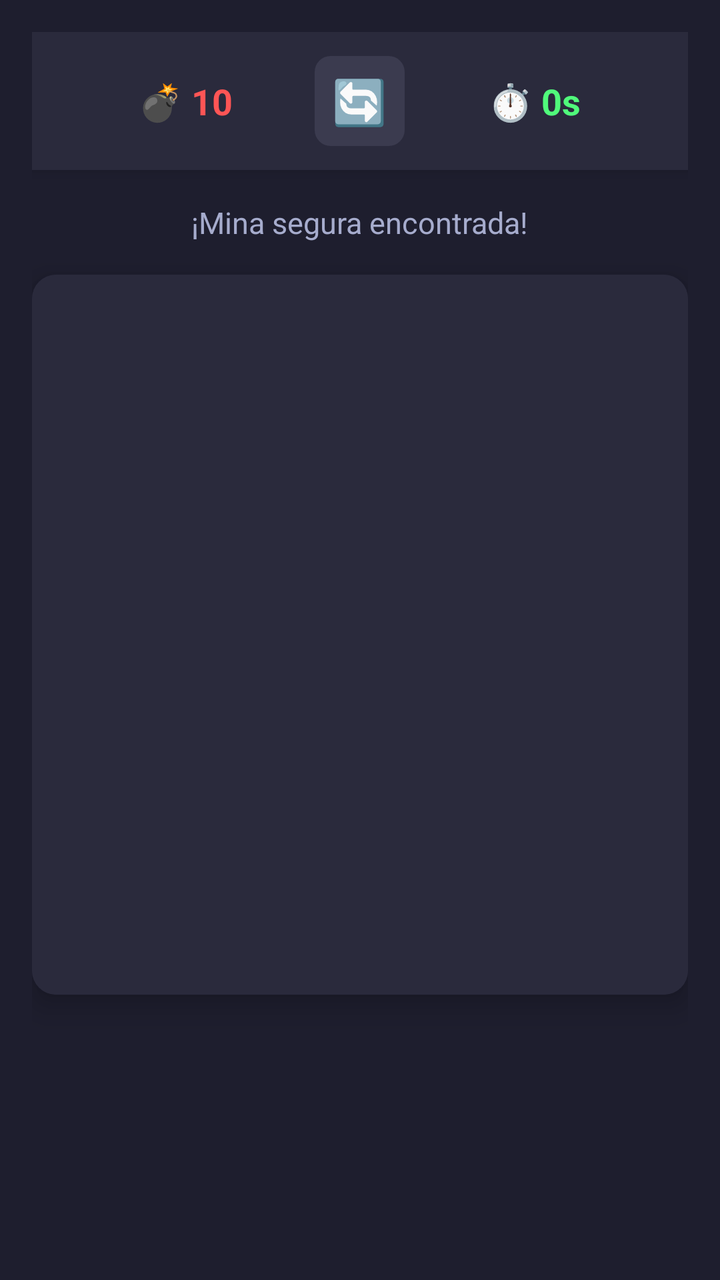
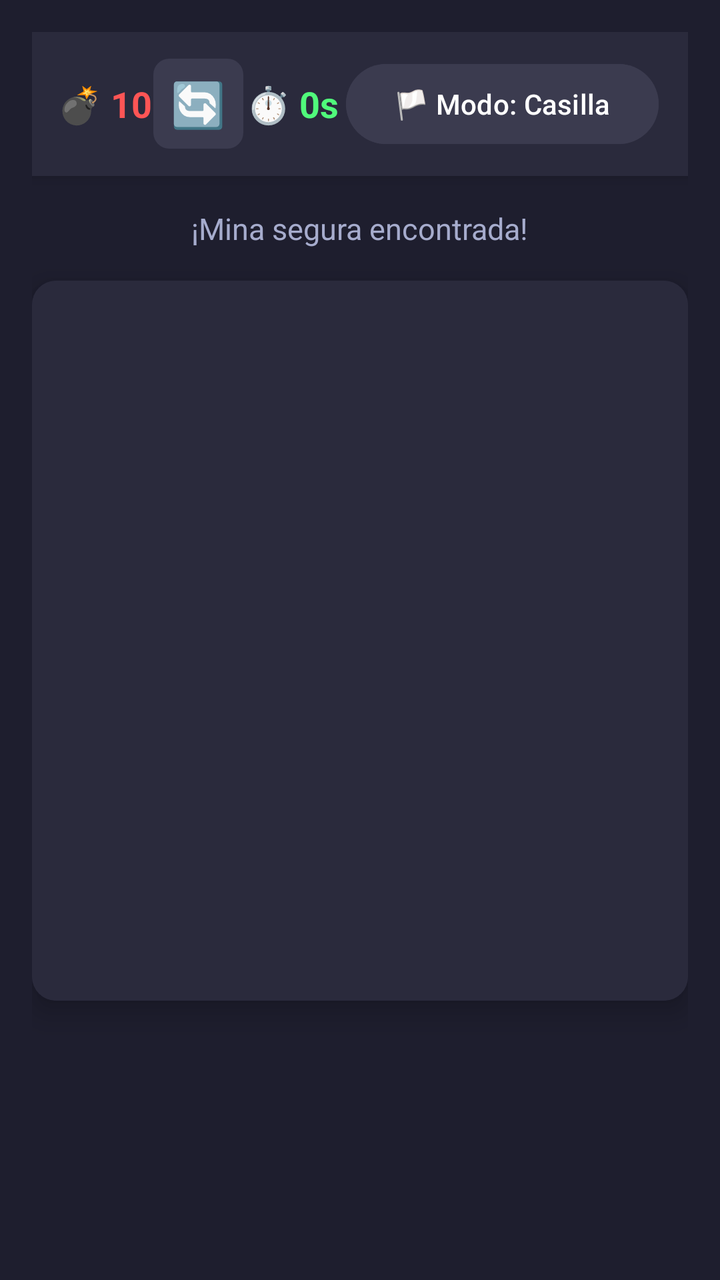

Before-and-after screenshots of an Android layout around one commit, followed by the original layout XML and the change that was made.
<!-- AndroidManifest.xml: application theme Theme.Minesweeperandroid -->
<!-- res/layout/activity_main.xml -->
<?xml version="1.0" encoding="utf-8"?>
<LinearLayout xmlns:android="http://schemas.android.com/apk/res/android"
    xmlns:app="http://schemas.android.com/apk/res-auto"
    android:layout_width="match_parent"
    android:layout_height="match_parent"
    android:orientation="vertical"
    android:gravity="center_horizontal"
    android:padding="16dp"
    android:background="#1E1E2E">


    <LinearLayout
        android:layout_width="match_parent"
        android:layout_height="wrap_content"
        android:orientation="horizontal"
        android:gravity="center_vertical"
        android:background="#2A2A3C"
        android:padding="12dp"
        android:layout_marginBottom="16dp"
        android:elevation="4dp">


        <TextView
            android:id="@+id/tvMines"
            android:layout_width="0dp"
            android:layout_height="wrap_content"
            android:layout_weight="1"
            android:text="💣 10"
            android:textColor="#FF5555"
            android:textSize="18sp"
            android:textStyle="bold"
            android:gravity="center"/>


        <TextView
            android:id="@+id/btnReset"
            android:layout_width="45dp"
            android:layout_height="45dp"
            android:text="🔄"
            android:textSize="22sp"
            android:gravity="center"
            android:background="@drawable/bg_reset_button"
            android:clickable="true"
            android:focusable="true"/>


        <TextView
            android:id="@+id/tvTimer"
            android:layout_width="0dp"
            android:layout_height="wrap_content"
            android:layout_weight="1"
            android:text="⏱️ 0s"
            android:textColor="#50FA7B"
            android:textSize="18sp"
            android:textStyle="bold"
            android:gravity="center"/>
    </LinearLayout>


    <TextView
        android:id="@+id/tvStatus"
        android:layout_width="wrap_content"
        android:layout_height="wrap_content"
        android:text="¡Mina segura encontrada!"
        android:textColor="#A6ACCD"
        android:textSize="15sp"
        android:layout_marginBottom="16dp"/>

>
    <androidx.cardview.widget.CardView
        android:layout_width="wrap_content"
        android:layout_height="wrap_content"
        android:layout_gravity="center"
        app:cardCornerRadius="12dp"
        app:cardElevation="8dp"
        app:cardBackgroundColor="#2A2A3C">

        <GridLayout
            android:id="@+id/gridLayoutBoard"
            android:layout_width="360dp"
            android:layout_height="360dp"
            android:padding="6dp"
            android:background="#2A2A3C"
            android:alignmentMode="alignMargins"/>
    </androidx.cardview.widget.CardView>

</LinearLayout>
<!-- resources referenced by this layout -->
<resources>
  <!-- drawable bg_reset_button (drawable) -->
  <?xml version="1.0" encoding="utf-8"?>
  <shape xmlns:android="http://schemas.android.com/apk/res/android"
      android:shape="rectangle">
      <solid android:color="#3B3B4F"/>
      <corners android:radius="8dp"/>
  </shape>
  <style name="Theme.Minesweeperandroid" parent="Base.Theme.Minesweeperandroid" />
  <style name="Base.Theme.Minesweeperandroid" parent="Theme.Material3.DayNight.NoActionBar">
          
          
      </style>
</resources>

<!-- the commit's change to res/layout/activity_main.xml (unified diff, before → after) -->
@@ -6,7 +6,8 @@
     android:orientation="vertical"
     android:gravity="center_horizontal"
     android:padding="16dp"
-    android:background="#1E1E2E">
+    android:background="#1E1E2E"
+    android:paddingTop="32dp">
 
 
     <LinearLayout
@@ -54,6 +55,19 @@
             android:textSize="18sp"
             android:textStyle="bold"
             android:gravity="center"/>
+
+
+        <Button
+            android:id="@+id/btnFlagMode"
+            android:layout_width="wrap_content"
+            android:layout_height="wrap_content"
+            android:text="🏳️ Modo: Casilla"
+            android:backgroundTint="#3B3B4F"
+            android:textColor="#FFFFFF"
+            android:textSize="14sp"
+            android:layout_marginStart="8px"
+            android:layout_marginEnd="8px"/>
+
     </LinearLayout>
 
 
